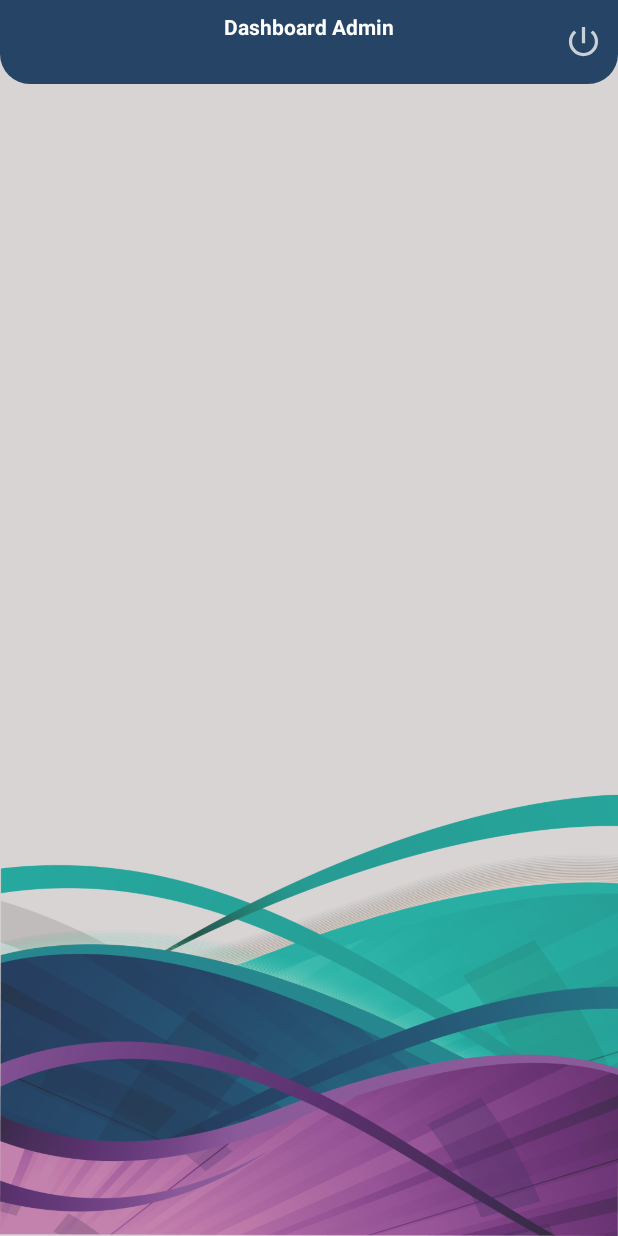
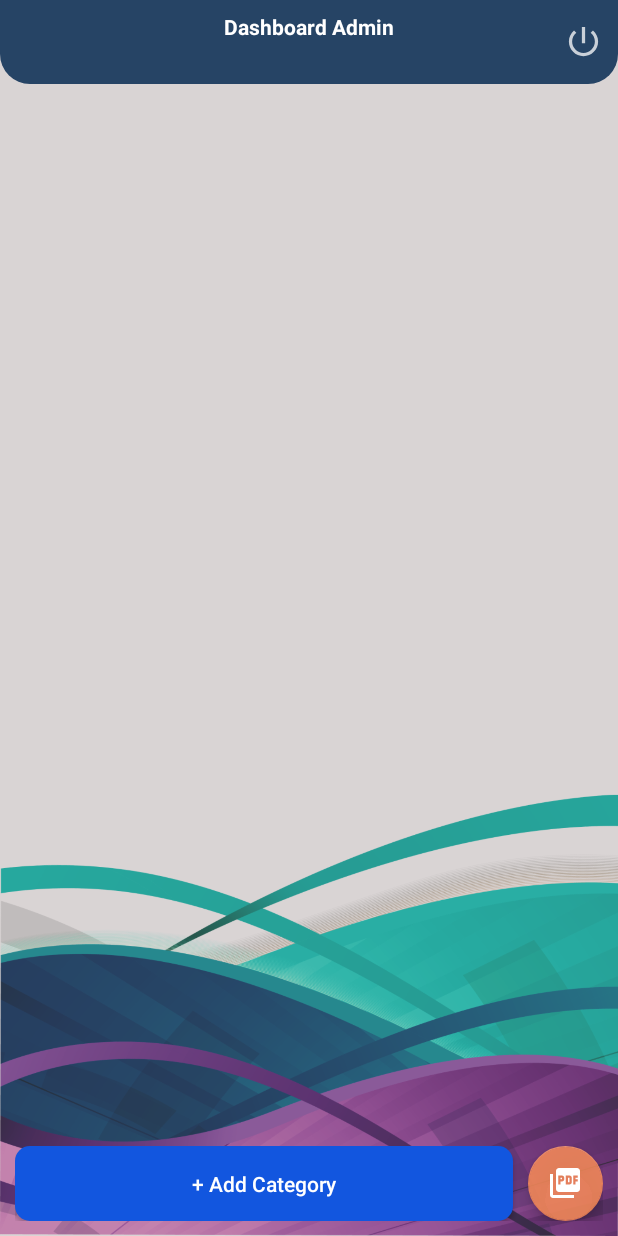
Before and after one commit to emreeldemir/Leafy, an Android app: the DashboardAdminActivity screen opened directly, with no data from a screen before it, on a phone screen of 412 x 824 dp. Run offline under Robolectric (Android 15) with nearby library versions, the phone set to English and light mode, and no system bars; our stand-ins replace Firebase (no records; nobody signed in at launch, a user with empty details on screens opened directly).

Commit message:
activity_dashboard_admin.xml modified

```diff
--- /dev/null
+++ b/app/src/main/res/drawable/button_add_category.xml
@@ -0,0 +1,11 @@
+<?xml version="1.0" encoding="utf-8"?>
+<shape xmlns:android="http://schemas.android.com/apk/res/android"
+    android:shape="rectangle">
+
+    <!-- Shape color -->
+    <solid android:color="@color/add_category_color"/>
+
+    <!-- Shape corners -->
+    <corners android:radius="10dp"/>
+
+</shape>
--- /dev/null
+++ b/app/src/main/res/drawable/ic_pdf_white.xml
@@ -0,0 +1,5 @@
+<vector android:height="24dp" android:tint="#FFFFFF"
+    android:viewportHeight="24" android:viewportWidth="24"
+    android:width="24dp" xmlns:android="http://schemas.android.com/apk/res/android">
+    <path android:fillColor="@android:color/white" android:pathData="M20,2L8,2c-1.1,0 -2,0.9 -2,2v12c0,1.1 0.9,2 2,2h12c1.1,0 2,-0.9 2,-2L22,4c0,-1.1 -0.9,-2 -2,-2zM11.5,9.5c0,0.83 -0.67,1.5 -1.5,1.5L9,11v2L7.5,13L7.5,7L10,7c0.83,0 1.5,0.67 1.5,1.5v1zM16.5,11.5c0,0.83 -0.67,1.5 -1.5,1.5h-2.5L12.5,7L15,7c0.83,0 1.5,0.67 1.5,1.5v3zM20.5,8.5L19,8.5v1h1.5L20.5,11L19,11v2h-1.5L17.5,7h3v1.5zM9,9.5h1v-1L9,8.5v1zM4,6L2,6v14c0,1.1 0.9,2 2,2h14v-2L4,20L4,6zM14,11.5h1v-3h-1v3z"/>
+</vector>
--- a/app/src/main/res/layout/activity_dashboard_admin.xml
+++ b/app/src/main/res/layout/activity_dashboard_admin.xml
@@ -47,4 +47,50 @@
 
     </RelativeLayout>
 
+
+    <!-- Bottom Layout -->
+    <LinearLayout
+        android:id="@+id/bottomLayout"
+        android:layout_width="match_parent"
+        android:layout_height="wrap_content"
+        android:orientation="horizontal"
+        android:layout_alignParentBottom="true"
+        android:layout_marginStart="10dp"
+        android:layout_marginEnd="10dp"
+        android:layout_marginBottom="10dp">
+
+
+        <!-- Add Category Button -->
+        <androidx.appcompat.widget.AppCompatButton
+            android:id="@+id/addCategoryButton"
+            android:layout_width="0dp"
+            android:layout_height="wrap_content"
+            android:layout_weight="1"
+            android:background="@drawable/button_add_category"
+            android:minHeight="50dp"
+            android:text="@string/add_category"
+            android:textAllCaps="false"
+            android:layout_marginEnd="10dp"
+            android:textColor="@color/white" />
+
+        <!-- Add PDF Fab -->
+        <com.google.android.material.floatingactionbutton.FloatingActionButton
+            android:id="@+id/addPdfFab"
+            android:layout_width="wrap_content"
+            android:layout_height="wrap_content"
+            app:backgroundTint="@color/colorPrimary"
+            app:fabCustomSize="50dp"
+            app:tint="@color/white"
+            android:src="@drawable/ic_pdf_white" />
+
+
+    </LinearLayout>
+
+
+
+
+
+
+
+
 </RelativeLayout>
--- a/app/src/main/res/values/colors.xml
+++ b/app/src/main/res/values/colors.xml
@@ -12,4 +12,5 @@
     <color name="midGrey">#918A8A</color>
     <color name="darkGrey">#5F5B5B</color>
     <color name="toolbarColor">#264465</color>
+    <color name="add_category_color">#1256DF</color>
 </resources>
--- a/app/src/main/res/values/strings.xml
+++ b/app/src/main/res/values/strings.xml
@@ -16,4 +16,5 @@
     <string name="dashboard_user">Dashboard User</string>
     <string name="lorem_ipsum_com">lorem@ipsum.com</string>
     <string name="dashboard_admin">Dashboard Admin</string>
+    <string name="add_category">+ Add Category</string>
 </resources>
```
